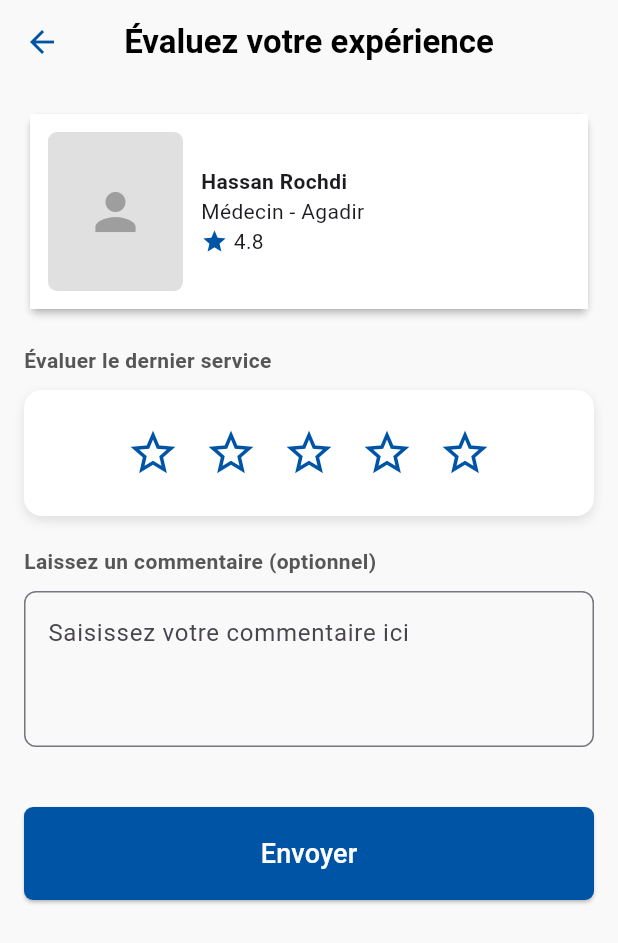
After one commit to Karimo21/bladnaservicesApp, a Flutter app: the RateScreen screen opened directly, on a phone screen of 412 x 824 dp. The commit adds this screen. Shown: the top 943 px of the screen. Run offline on Flutter 3.47's test engine with Material 3 defaults, Android fonts, the light colour scheme and no system bars; our stand-ins replace flutter_map, flutter_svg, image_picker, latlong2, socket_io_client; network calls fail.

Commit message:
fixed some bugs

```diff
--- a/frontend/lib/screens/auth/login_screen.dart
+++ b/frontend/lib/screens/auth/login_screen.dart
@@ -42,6 +42,7 @@ class _LoginScreenState extends State<LoginScreen> {
             data['user']['adresse'] ?? '',
             data['user']['description'] ?? '');
       }
+
 
       Navigator.push(
         context,
--- a/frontend/lib/screens/auth/password_screen.dart
+++ b/frontend/lib/screens/auth/password_screen.dart
@@ -3,7 +3,7 @@ import 'package:bladnaservices/screens/auth/login_screen.dart';
 import 'package:http_parser/http_parser.dart';
 import 'package:flutter/material.dart';
 import 'package:http/http.dart' as http;
-import 'dart:typed_data';
+
 
 class PasswordScreen extends StatefulWidget {
   final List<Map<String, dynamic>> dataUser;
--- a/frontend/lib/screens/home/chat/chat_list_screen.dart
+++ b/frontend/lib/screens/home/chat/chat_list_screen.dart
@@ -152,7 +152,7 @@ class _ChatListScreenState extends State<ChatListScreen> {
                           backgroundImage: NetworkImage("http://localhost:3000" + contact['profile_picture'].trim()),
                         ),
                         title: Text(
-                          contact['contact_name'], // Display the business name
+                          contact['firstname']+" "+contact['lastname'], // Display the business name
                           style: const TextStyle(
                             fontFamily: "Poppins",
                             fontSize: 16,
@@ -204,7 +204,7 @@ class _ChatListScreenState extends State<ChatListScreen> {
                                     contactId: contact['contact_user_id'],
                                     contactRole: contact['role'],
                                     profile_picture:picture,
-                                    name:contact['contact_name'],),
+                                    name:contact['firstname']+" "+contact['lastname'],),
                                     ),
                           );
                         },
--- a/frontend/lib/screens/home/main.dart
+++ b/frontend/lib/screens/home/main.dart
@@ -1,4 +1,5 @@
 import 'package:bladnaservices/screens/auth/login_screen.dart';
+import 'package:bladnaservices/screens/home/reservation/rate_screen.dart';
 //import 'package:bladnaservices/screens/home/chat/chat_list_screen.dart';
 //import 'package:bladnaservices/screens/home/chat/chat_screen.dart';
 //import 'package:bladnaservices/screens/home/main_screen.dart';
--- a/frontend/lib/screens/home/profile/addImage_screen.dart
+++ b/frontend/lib/screens/home/profile/addImage_screen.dart
@@ -1,5 +1,6 @@
 import 'package:flutter/material.dart';
 import 'package:image_picker/image_picker.dart';
+import 'package:bladnaservices/screens/home/profile/User.dart';
 import 'dart:io';
 import 'dart:typed_data';
 import 'package:flutter/foundation.dart'; // Détecter si l'application tourne sur Web
--- a/frontend/lib/screens/home/profile/profil_screen.dart
+++ b/frontend/lib/screens/home/profile/profil_screen.dart
@@ -1,6 +1,7 @@
 import 'package:bladnaservices/screens/home/notification/notification_screen.dart';
 import 'package:bladnaservices/screens/home/profile/addImage_screen.dart';
 import 'package:bladnaservices/screens/home/profile/editProfil_screen.dart';
+import 'package:bladnaservices/screens/home/profile/User.dart';
 import 'package:flutter/material.dart';
 
 const Color primaryColor = Color(0xFF0054A5);
@@ -31,7 +32,7 @@ class ProfileScreen extends StatelessWidget {
                   CircleAvatar(
                     radius: 40,
                     backgroundImage:
-                        NetworkImage('https://via.placeholder.com/150'),
+                        NetworkImage("http://localhost:3000"+User.profile),
                   ),
                   SizedBox(width: 14),
                   Column(
--- /dev/null
+++ b/frontend/lib/screens/home/reservation/rate_screen.dart
@@ -0,0 +1,208 @@
+import 'package:flutter/material.dart';
+
+class RateScreen extends StatefulWidget {
+  @override
+  _RateScreenState createState() => _RateScreenState();
+}
+
+class _RateScreenState extends State<RateScreen> {
+  int selectedStars = 0; // Default rating
+  TextEditingController commentController = TextEditingController();
+  bool showWarning = false;
+
+  void submitReview() {
+    if (selectedStars == 0) {
+      setState(() {
+        showWarning = true;
+      });
+    } else {
+      setState(() {
+        showWarning = false;
+      });
+      print("Rating: $selectedStars stars");
+      print("Comment: ${commentController.text}");
+    }
+  }
+
+  @override
+  Widget build(BuildContext context) {
+    return Scaffold(
+      backgroundColor: Color(0xFFF9F9F9),
+      appBar: AppBar(
+        backgroundColor: Color(0xFFF9F9F9),
+        elevation: 0,
+        leading: IconButton(
+          icon: Icon(Icons.arrow_back, color: Color(0xFF0054A5)),
+          onPressed: () => Navigator.pop(context),
+        ),
+        title: Text(
+          "Évaluez votre expérience",
+          style: TextStyle(color: Colors.black, fontWeight: FontWeight.bold),
+        ),
+        centerTitle: true,
+      ),
+      body: Padding(
+        padding: const EdgeInsets.all(16.0),
+        child: Column(
+          crossAxisAlignment: CrossAxisAlignment.start,
+          children: [
+            // Profile Card with Rectangle Image
+            Card(
+              elevation: 2,
+              shape: RoundedRectangleBorder(
+                borderRadius: BorderRadius.circular(6),
+              ),
+              child: Container(
+                height: 130,
+                color: Colors.white,
+                padding: EdgeInsets.all(12),
+                child: Row(
+                  children: [
+                    ClipRRect(
+                      borderRadius: BorderRadius.circular(6),
+                      child: Container(
+                        width: 90,
+                        height: 130,
+                        color: Colors.grey[300],
+                        child: Icon(Icons.person, size: 40, color: Colors.grey),
+                      ),
+                    ),
+                    SizedBox(width: 12),
+                    Expanded(
+                      child: Column(
+                        crossAxisAlignment: CrossAxisAlignment.start,
+                        mainAxisAlignment: MainAxisAlignment.center,
+                        children: [
+                          Text("Hassan Rochdi",
+                              style: TextStyle(fontWeight: FontWeight.bold)),
+                          Text("Médecin - Agadir"),
+                          Row(
+                            children: [
+                              Icon(Icons.star,
+                                  color: Color(0xFF0054A5), size: 18),
+                              Text(" 4.8"),
+                            ],
+                          ),
+                        ],
+                      ),
+                    ),
+                  ],
+                ),
+              ),
+            ),
+
+            SizedBox(height: 20),
+
+            // Titre Évaluation
+            Text(
+              "Évaluer le dernier service",
+              style: TextStyle(
+                  fontWeight: FontWeight.bold, color: Color(0xFF565656)),
+            ),
+
+            SizedBox(height: 10),
+
+            // Star Rating System inside White Container
+            Container(
+              padding: EdgeInsets.symmetric(vertical: 16), // Add padding
+              decoration: BoxDecoration(
+                color: Colors.white, // White background
+                borderRadius: BorderRadius.circular(12), // Rounded corners
+                boxShadow: [
+                  BoxShadow(
+                    color: Colors.black.withOpacity(0.1),
+                    blurRadius: 5,
+                    offset: Offset(0, 3),
+                  ),
+                ],
+              ),
+              child: Row(
+                mainAxisAlignment: MainAxisAlignment.center,
+                children: List.generate(5, (index) {
+                  return IconButton(
+                    icon: Icon(
+                      index < selectedStars ? Icons.star : Icons.star_border,
+                      color: Color(0xFF0054A5), // Blue color for stars
+                      size: 36,
+                    ),
+                    onPressed: () {
+                      setState(() {
+                        selectedStars = index + 1;
+                      });
+                    },
+                  );
+                }),
+              ),
+            ),
+
+            SizedBox(height: 20),
+
+            // Comment Input
+            Text(
+              "Laissez un commentaire (optionnel)",
+              style: TextStyle(
+                  fontWeight: FontWeight.bold, color: Color(0xFF565656)),
+            ),
+            SizedBox(height: 10),
+            TextField(
+              controller: commentController,
+              maxLines: 3,
+              decoration: InputDecoration(
+                hintText: "Saisissez votre commentaire ici",
+                border: OutlineInputBorder(
+                  borderRadius: BorderRadius.circular(8),
+                  borderSide: BorderSide(color: Color(0xFFC5C6CC)), // Border color
+
+                ),
+              ),
+            ),
+
+            SizedBox(height: 20),
+
+            // Warning Message
+            if (showWarning)
+              Container(
+                padding: EdgeInsets.all(12),
+                decoration: BoxDecoration(
+                  color: Colors.red.withOpacity(0.1),
+                  borderRadius: BorderRadius.circular(8),
+                  border: Border.all(color: Colors.red),
+                ),
+                child: Row(
+                  children: [
+                    Icon(Icons.error, color: Colors.red),
+                    SizedBox(width: 8),
+                    Expanded(
+                      child: Text(
+                        "L'évaluation du dernier prestataire est obligatoire !",
+                        style: TextStyle(color: Colors.red),
+                      ),
+                    ),
+                  ],
+                ),
+              ),
+
+            SizedBox(height: 20),
+
+            // Submit Button (Bigger & Blue)
+            SizedBox(
+              width: double.infinity,
+              child: ElevatedButton(
+                onPressed: submitReview,
+                style: ElevatedButton.styleFrom(
+                  padding: EdgeInsets.symmetric(vertical: 18), // Bigger height
+                  backgroundColor: Color(0xFF0054A5),
+                  shape: RoundedRectangleBorder(
+                    borderRadius: BorderRadius.circular(6),
+                  ),
+                ),
+                child: Text("Envoyer",
+                    style: TextStyle(fontSize: 18, color: Colors.white)),
+              ),
+            ),
+          ],
+        ),
+      ),
+    );
+  }
+}
--- a/frontend/lib/screens/main.dart
+++ /dev/null
@@ -1,27 +0,0 @@
-//import 'package:bladnaservices/screens/home/profile/editProfil_screen.dart';
-//import 'package:bladnaservices/screens/home/profile/profil_screen.dart';
-
-import 'package:bladnaservices/screens/home/map/map_screen.dart';
-import 'package:bladnaservices/screens/home/notification/notification_screen.dart';
-import 'package:bladnaservices/screens/home/profile/addImage_screen.dart';
-import 'package:bladnaservices/screens/home/profile/editProfil_screen.dart';
-import 'package:bladnaservices/screens/home/profile/profil_screen.dart';
-import 'package:bladnaservices/screens/home/reservation/reservation_screen.dart';
-import 'package:bladnaservices/screens/home/review/review_screen.dart';
-import 'package:flutter/material.dart';
-
-void main() {
-  runApp(const MyApp());
-}
-
-class MyApp extends StatelessWidget {
-  const MyApp({super.key});
-
-  @override
-  Widget build(BuildContext context) {
-    return MaterialApp(
-      debugShowCheckedModeBanner: false,
-      home: ReviewsScreen(),
-    );
-  }
-}
```
Also changed, not shown: frontend/lib/screens/home/chat/chat_screen.dart (+44 -71 lines), frontend/lib/screens/home/main_screen.dart (+7 -5 lines), frontend/lib/screens/home/map/explorer_screen.dart (deleted, +0 -17 lines), frontend/lib/screens/home/profile/editProfil_screen.dart (+39 -45 lines), frontend/lib/screens/home/reservation/suivi_screen.dart (deleted, +0 -17 lines), frontend/pubspec.lock, 4 other files.
